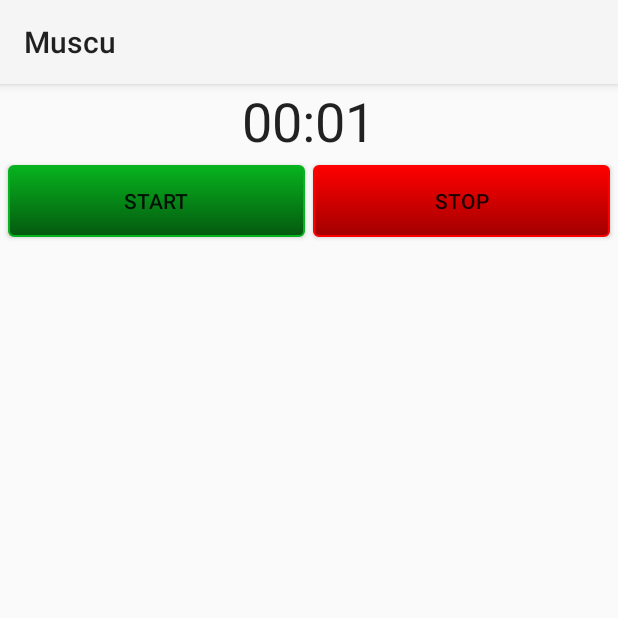
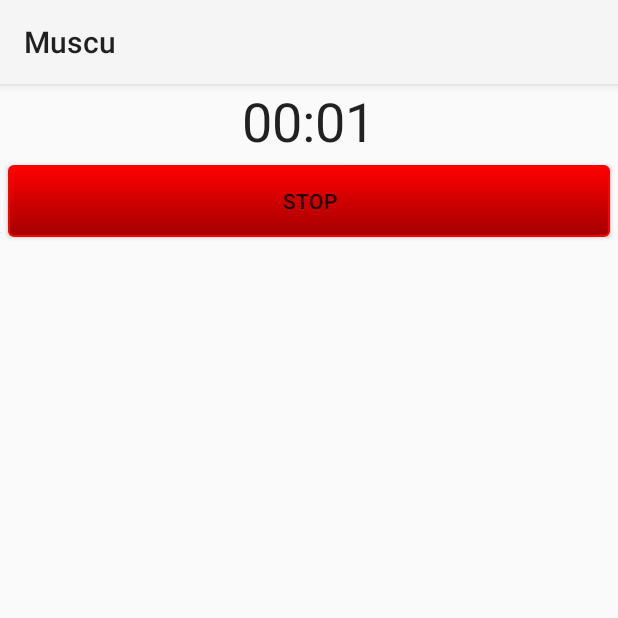
Before and after one commit to Snake4100/Muscu, an Android app: the fragment Chronometre_serie shown on its own in the app's theme, after a tap on "START", on a phone screen of 412 x 824 dp, the top half of it. Run offline under Robolectric (Android 15) with nearby library versions, the phone set to English and light mode, and no system bars; 3 statements that could not run were skipped.

Commit message:
chronometre
dans un premier temps seul le bouton start est visible
une fois le chrono lancé, le bouton start disparait et laisse sa place
au bouton stop

```diff
--- a/app/src/main/java/com/muscu/benjamin/muscu/Chronometre_serie.java
+++ b/app/src/main/java/com/muscu/benjamin/muscu/Chronometre_serie.java
@@ -92,6 +92,13 @@ public class Chronometre_serie extends DialogFragment{
         this.chronometer.setTextSize(36);
 
         this.textView_chrono = (TextView) v.findViewById(R.id.textView_chronometer);
+
+        //on récupér le bouton
+        final Button button_stop = (Button)v.findViewById(R.id.button_stopChronoSerie);
+        button_stop.setVisibility(View.GONE);
+
+        final Button button_start = (Button)v.findViewById(R.id.button_startChronoSerie);
+
         //si c'est un chrono maximum
         if(tempsAfaire == -1)
         {
@@ -99,9 +106,6 @@ public class Chronometre_serie extends DialogFragment{
             this.textView_chrono.setVisibility(View.GONE);
 
             //on récupér le bouton
-            final Button button_stop = (Button)v.findViewById(R.id.button_stopChronoSerie);
-
-            Button button_start = (Button)v.findViewById(R.id.button_startChronoSerie);
             button_start.setOnClickListener(new View.OnClickListener() {
                 @Override
                 public void onClick(View v) {
@@ -110,6 +114,11 @@ public class Chronometre_serie extends DialogFragment{
                     chronometer.start();
                     isChronometerRunning = true;
                     Chronometre_serie.this.setCancelable(false);
+
+                    //on affiche le bouton stop
+                    button_stop.setVisibility(View.VISIBLE);
+                    //on cache le bouton start
+                    button_start.setVisibility(View.GONE);
 
                 }
             });
@@ -135,10 +144,6 @@ public class Chronometre_serie extends DialogFragment{
             //on vire le chrono
             v.findViewById(R.id.chronometer).setVisibility(View.GONE);
             setTime(this.tempsAfaire,this.textView_chrono);
-            //on récupér le bouton
-            final Button button_stop = (Button)v.findViewById(R.id.button_stopChronoSerie);
-
-            Button button_start = (Button)v.findViewById(R.id.button_startChronoSerie);
 
             button_start.setOnClickListener(new View.OnClickListener() {
                 @Override
@@ -163,6 +168,11 @@ public class Chronometre_serie extends DialogFragment{
                         }
                     }.start();
                     Chronometre_serie.this.setCancelable(false);
+
+                    //on affiche le bouton stop
+                    button_stop.setVisibility(View.VISIBLE);
+                    //on cache le bouton start
+                    button_start.setVisibility(View.GONE);
 
                 }
             });
--- a/app/src/main/res/layout/fragment_chronometre_serie.xml
+++ b/app/src/main/res/layout/fragment_chronometre_serie.xml
@@ -34,7 +34,7 @@
                     android:layout_marginTop="5dp"
                     android:layout_marginBottom="5dp"
                     android:layout_marginLeft="5dp"
-                    android:layout_marginRight="2.5dp"/>
+                    android:layout_marginRight="5dp"/>
 
                 <Button
                     android:layout_width="0dp"
@@ -45,7 +45,7 @@
                     android:background="@drawable/button_stop_schrono"
                     android:layout_marginTop="5dp"
                     android:layout_marginBottom="5dp"
-                    android:layout_marginLeft="2.5dp"
+                    android:layout_marginLeft="5dp"
                     android:layout_marginRight="5dp">
                 </Button>
             </LinearLayout>
```
